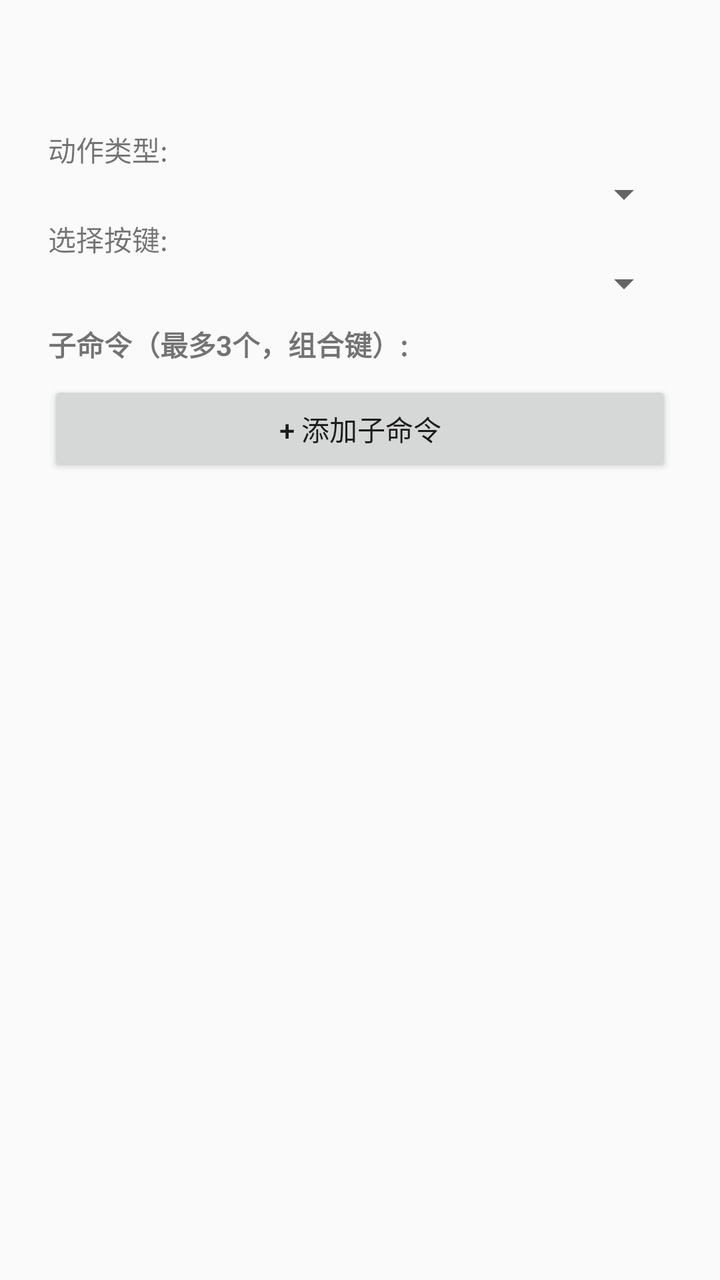
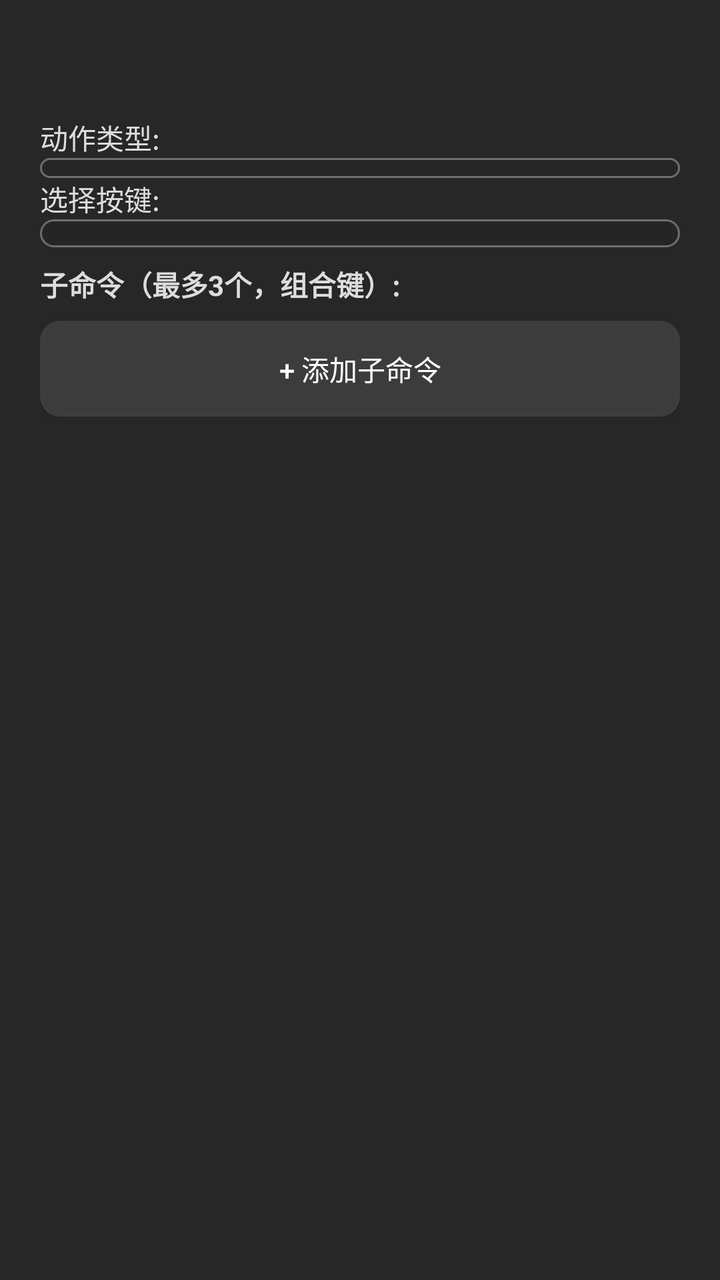

Screens rendered from an Android XML layout before and after an edit, with the pre-edit source and the edit as a unified diff.
<!-- AndroidManifest.xml: application theme Theme.AppCompat.DayNight.DarkActionBar -->
<!-- res/layout/dialog_mapping_edit.xml -->
<?xml version="1.0" encoding="utf-8"?>
<ScrollView xmlns:android="http://schemas.android.com/apk/res/android"
    android:layout_width="match_parent"
    android:layout_height="wrap_content"
    android:maxHeight="480dp">

    <LinearLayout
        android:layout_width="match_parent"
        android:layout_height="wrap_content"
        android:orientation="vertical"
        android:padding="24dp">

        
        <TextView
            android:id="@+id/tv_button_name"
            android:layout_width="match_parent"
            android:layout_height="wrap_content"
            android:textSize="18sp"
            android:textStyle="bold"
            android:paddingBottom="16dp" />

        
        <TextView
            android:layout_width="match_parent"
            android:layout_height="wrap_content"
            android:text="动作类型:"
            android:textSize="14sp" />

        
        <Spinner
            android:id="@+id/spinner_action_type"
            android:layout_width="match_parent"
            android:layout_height="wrap_content"
            android:paddingBottom="12dp" />

        
        <TextView
            android:id="@+id/tv_action_label"
            android:layout_width="match_parent"
            android:layout_height="wrap_content"
            android:text="选择按键:"
            android:textSize="14sp" />

        
        <Spinner
            android:id="@+id/spinner_action_value"
            android:layout_width="match_parent"
            android:layout_height="wrap_content"
            android:paddingBottom="16dp" />

        
        
        <LinearLayout
            android:id="@+id/layout_sub_commands"
            android:layout_width="match_parent"
            android:layout_height="wrap_content"
            android:orientation="vertical">

            <TextView
                android:layout_width="match_parent"
                android:layout_height="wrap_content"
                android:text="子命令（最多3个，组合键）:"
                android:textStyle="bold"
                android:paddingTop="8dp"
                android:paddingBottom="8dp" />

            
            <LinearLayout
                android:id="@+id/layout_sub_command_list"
                android:layout_width="match_parent"
                android:layout_height="wrap_content"
                android:orientation="vertical" />

            
            <Button
                android:id="@+id/btn_add_sub_command"
                android:layout_width="match_parent"
                android:layout_height="wrap_content"
                android:text="+ 添加子命令" />
        </LinearLayout>

    </LinearLayout>
</ScrollView>
<!-- resources referenced by this layout -->
<resources>

</resources>

<!-- the commit's change to res/layout/dialog_mapping_edit.xml (unified diff, before → after) -->
@@ -2,13 +2,14 @@
 <ScrollView xmlns:android="http://schemas.android.com/apk/res/android"
     android:layout_width="match_parent"
     android:layout_height="wrap_content"
-    android:maxHeight="480dp">
+    android:maxHeight="480dp"
+    android:background="@drawable/bg_panel">
 
     <LinearLayout
         android:layout_width="match_parent"
         android:layout_height="wrap_content"
         android:orientation="vertical"
-        android:padding="24dp">
+        android:padding="20dp">
 
         
         <TextView
@@ -17,21 +18,25 @@
             android:layout_height="wrap_content"
             android:textSize="18sp"
             android:textStyle="bold"
-            android:paddingBottom="16dp" />
+            android:textColor="#FFFFFFFF"
+            android:paddingBottom="14dp" />
 
         
         <TextView
             android:layout_width="match_parent"
             android:layout_height="wrap_content"
             android:text="动作类型:"
-            android:textSize="14sp" />
+            android:textSize="14sp"
+            android:textColor="#FFDDDDDD" />
 
-        
         <Spinner
             android:id="@+id/spinner_action_type"
             android:layout_width="match_parent"
             android:layout_height="wrap_content"
-            android:paddingBottom="12dp" />
+            android:background="@drawable/bg_input"
+            android:textColor="#FFFFFFFF"
+            android:paddingHorizontal="10dp"
+            android:paddingBottom="10dp" />
 
         
         <TextView
@@ -39,14 +44,17 @@
             android:layout_width="match_parent"
             android:layout_height="wrap_content"
             android:text="选择按键:"
-            android:textSize="14sp" />
+            android:textSize="14sp"
+            android:textColor="#FFDDDDDD" />
 
-        
         <Spinner
             android:id="@+id/spinner_action_value"
             android:layout_width="match_parent"
             android:layout_height="wrap_content"
-            android:paddingBottom="16dp" />
+            android:background="@drawable/bg_input"
+            android:textColor="#FFFFFFFF"
+            android:paddingHorizontal="10dp"
+            android:paddingBottom="14dp" />
 
         
         
@@ -61,6 +69,7 @@
                 android:layout_height="wrap_content"
                 android:text="子命令（最多3个，组合键）:"
                 android:textStyle="bold"
+                android:textColor="#FFDDDDDD"
                 android:paddingTop="8dp"
                 android:paddingBottom="8dp" />
 
@@ -76,7 +85,9 @@
                 android:id="@+id/btn_add_sub_command"
                 android:layout_width="match_parent"
                 android:layout_height="wrap_content"
-                android:text="+ 添加子命令" />
+                android:text="+ 添加子命令"
+                android:textColor="#FFFFFFFF"
+                android:background="@drawable/bg_button" />
         </LinearLayout>
 
     </LinearLayout>
<!-- resource entries referenced after the edit -->
@@ -1,5 +1,34 @@
 <!-- resources referenced by this layout -->
 <resources>
-
+  <!-- drawable bg_button (drawable) -->
+  <?xml version="1.0" encoding="utf-8"?>
+  <selector xmlns:android="http://schemas.android.com/apk/res/android">
+      <item android:state_pressed="true">
+          <shape>
+              <solid android:color="#CC6E6E6E" />
+              <corners android:radius="10dp" />
+          </shape>
+      </item>
+      <item>
+          <shape>
+              <solid android:color="#CC444444" />
+              <corners android:radius="10dp" />
+          </shape>
+      </item>
+  </selector>
+  <!-- drawable bg_input (drawable) -->
+  <?xml version="1.0" encoding="utf-8"?>
+  <shape xmlns:android="http://schemas.android.com/apk/res/android">
+      <solid android:color="#33222222" />
+      <stroke
+          android:width="1dp"
+          android:color="#55FFFFFF" />
+      <corners android:radius="10dp" />
+  </shape>
+  <!-- drawable bg_panel (drawable) -->
+  <?xml version="1.0" encoding="utf-8"?>
+  <shape xmlns:android="http://schemas.android.com/apk/res/android">
+      <solid android:color="#F21C1C1C" />
+  </shape>
 </resources>
 
